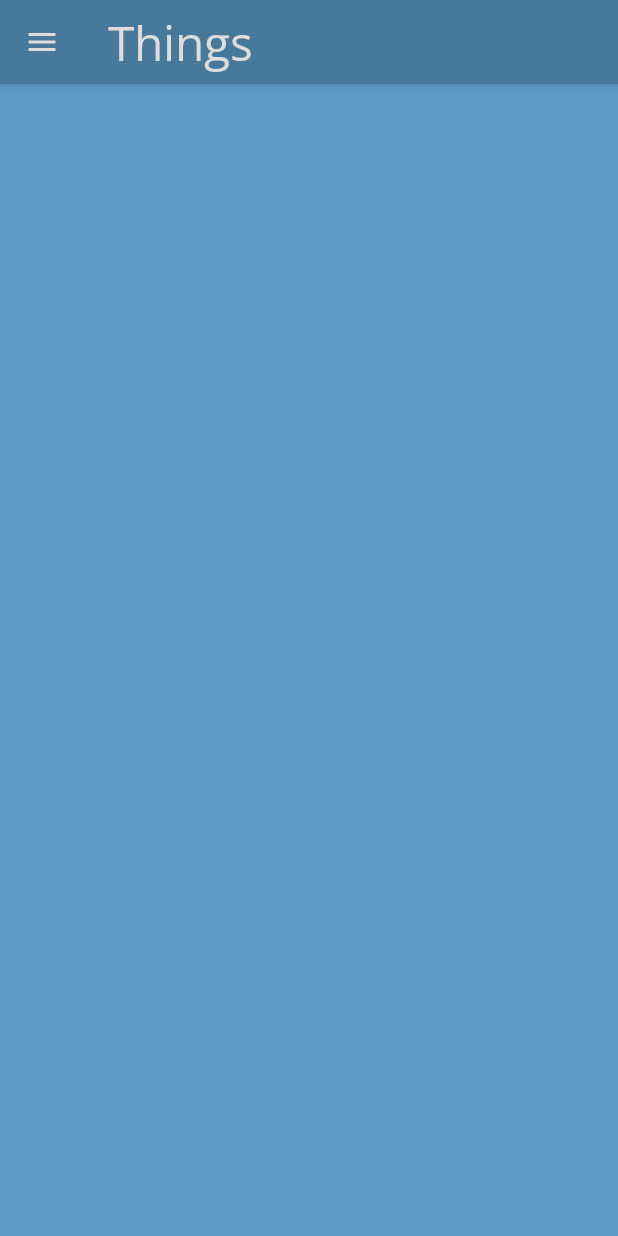
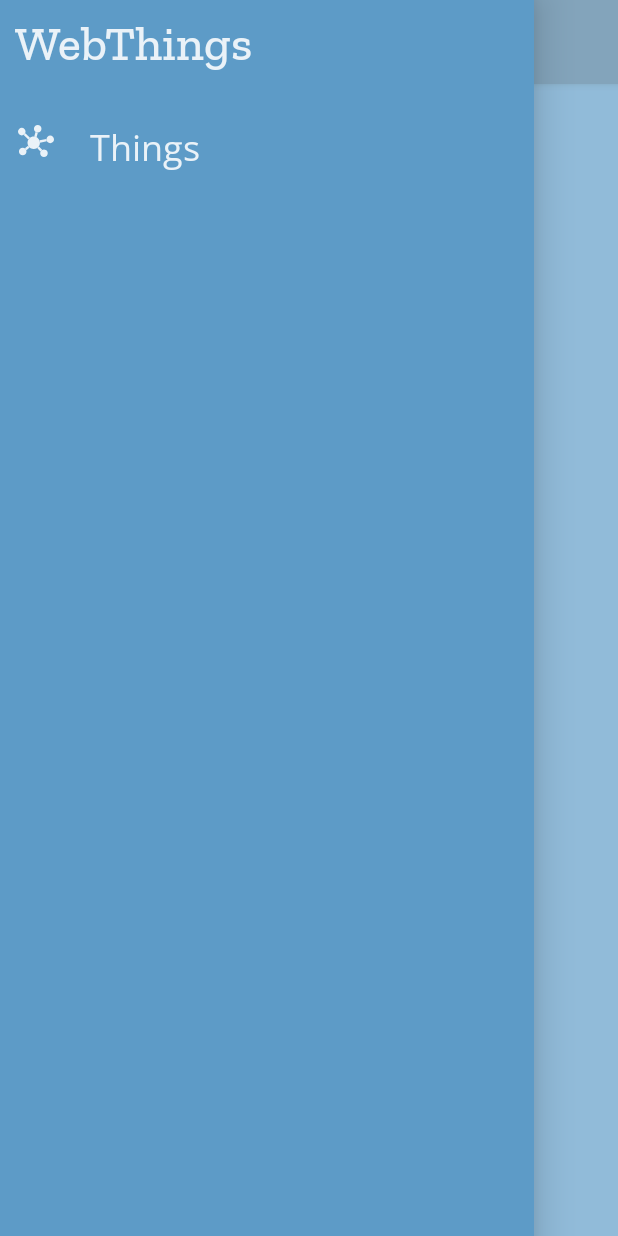
Before and after one commit to WebThingsIO/android-app, an Android app built with Jetpack Compose: the screen it shows after launch (MainActivity), after a tap on "Menu", on a phone screen of 412 x 824 dp. Run offline under Robolectric (Android 15) with nearby library versions, the phone set to English and light mode, and no system bars; our stand-ins replace livedata-compose.

Commit message:
Drawer menu (#60)
Created Drawer menu

```diff
--- a/app/src/main/java/io/webthings/app/AppScaffold.kt
+++ b/app/src/main/java/io/webthings/app/AppScaffold.kt
@@ -10,8 +10,13 @@
 import androidx.lifecycle.viewmodel.compose.viewModel
 import androidx.navigation.compose.rememberNavController
 import androidx.compose.runtime.livedata.observeAsState
+import io.webthings.app.ui.menus.Drawer
+import io.webthings.app.ui.theme.HeaderStyle
+import io.webthings.app.utils.BackPressHandler
+import kotlinx.coroutines.launch
 import io.webthings.app.ui.NavigationHost
-import io.webthings.app.ui.theme.HeaderStyle
+
+
 
 @Composable
 fun AppScaffold(){
@@ -21,22 +26,45 @@
     val scope = rememberCoroutineScope()
     val currentScreen by viewModel.currentScreen.observeAsState()
 
+
+    if (scaffoldState.drawerState.isOpen){
+        BackPressHandler {
+            scope.launch{
+                scaffoldState.drawerState.close()
+            }
+        }
+    }
     val topBar: @Composable () -> Unit= {
         TopAppBar(
             title= { Text(currentScreen!!.title, style = HeaderStyle) },
             navigationIcon = {
-                IconButton(onClick = { /*TODO*/ })
+                IconButton(onClick = {
+                    scope.launch {
+                        scaffoldState.drawerState.open()
+                    }
+                })
                 {
                     Icon(Icons.Filled.Menu, contentDescription = "Menu")
                 }
-
             }
         )
     }
 
     Scaffold(
         topBar = { topBar() },
-        scaffoldState = scaffoldState
+
+        scaffoldState = scaffoldState,
+        drawerContent = {
+            Drawer{ screen ->
+                scope.launch {
+                    scaffoldState.drawerState.close()
+                }
+                navController.navigate(screen){
+                    launchSingleTop = true
+                }
+            }
+        },
+        drawerGesturesEnabled = scaffoldState.drawerState.isOpen,
     ){ _ ->
         NavigationHost(navController, viewModel = viewModel)
     }
--- a/app/src/main/java/io/webthings/app/MainActivity.kt
+++ b/app/src/main/java/io/webthings/app/MainActivity.kt
@@ -8,10 +8,12 @@
 import androidx.compose.material.Surface
 import androidx.compose.material.Text
 import androidx.compose.runtime.Composable
+import androidx.compose.runtime.CompositionLocalProvider
 import androidx.compose.ui.Modifier
 import androidx.compose.ui.tooling.preview.Devices
 import androidx.compose.ui.tooling.preview.Preview
 import io.webthings.app.ui.theme.WebthingsTheme
+import io.webthings.app.utils.LocalBackPressedDispatcher
 
 const val DEVICES_PREVIEW = Devices.PIXEL_4_XL
 
@@ -20,8 +22,10 @@
         super.onCreate(savedInstanceState)
         setContent {
             WebthingsTheme {
-                AppScaffold()
-
+                CompositionLocalProvider(
+                    LocalBackPressedDispatcher provides this.onBackPressedDispatcher) {
+                    AppScaffold()
+                }
             }
         }
     }
--- a/app/src/main/java/io/webthings/app/ui/NavRoutes.kt
+++ b/app/src/main/java/io/webthings/app/ui/NavRoutes.kt
@@ -1,16 +1,21 @@
 package io.webthings.app.ui
 
-import androidx.compose.material.icons.Icons
-import androidx.compose.material.icons.filled.Face
 import androidx.compose.ui.graphics.vector.ImageVector
+import androidx.compose.ui.res.painterResource
+import io.webthings.app.R
 
 sealed class NavRoutes(val route: String, val title: String){
     sealed class DrawerItems(
         route: String,
         title: String,
-        val icon: ImageVector): NavRoutes(route, title){
+        val icon: Int
+    ): NavRoutes(route, title){
             object ThingsScreen: DrawerItems("Things",
             "Things",
-                Icons.Default.Face)
+                R.drawable.things_icon)
         }
 }
+
+val drawerMenuItems = listOf(
+    NavRoutes.DrawerItems.ThingsScreen
+)
--- /dev/null
+++ b/app/src/main/java/io/webthings/app/ui/menus/Drawer.kt
@@ -0,0 +1,74 @@
+package io.webthings.app.ui.menus
+
+import androidx.compose.foundation.background
+import androidx.compose.foundation.clickable
+import androidx.compose.foundation.interaction.MutableInteractionSource
+import androidx.compose.foundation.layout.*
+import androidx.compose.material.Icon
+import androidx.compose.material.Surface
+import androidx.compose.material.Text
+import androidx.compose.material.ripple.rememberRipple
+import androidx.compose.runtime.Composable
+import androidx.compose.runtime.remember
+import androidx.compose.ui.Alignment
+import androidx.compose.ui.Modifier
+import androidx.compose.ui.graphics.vector.ImageVector
+import androidx.compose.ui.res.painterResource
+import androidx.compose.ui.res.stringResource
+import androidx.compose.ui.res.vectorResource
+import androidx.compose.ui.unit.dp
+import androidx.core.content.ContextCompat
+import io.webthings.app.R
+import io.webthings.app.ui.drawerMenuItems
+import io.webthings.app.ui.theme.*
+
+@Composable
+fun Drawer(
+    modifier: Modifier = Modifier,
+    onDestinationClicked: (route: String) -> Unit){
+    Column(
+        modifier
+            .fillMaxSize()
+            .padding(top = 10.dp)){
+        Text(stringResource(R.string.app_name),
+        style = WebThingsStyle,
+        modifier = Modifier
+            .padding(bottom = 10.dp, start = 10.dp))
+
+        Surface(modifier = Modifier
+            .background(color = LightBlue)
+            .fillMaxSize()){
+                  Column(){
+                      drawerMenuItems.forEach { screen ->
+                          lateinit var icon: ImageVector
+                          if (screen.icon is Int){
+                              icon = ImageVector.vectorResource(id = screen.icon)
+                          }else{
+                              icon = screen.icon as ImageVector
+                          }
+                          Spacer(Modifier.height(24.dp))
+                          Row(modifier = Modifier
+                              .fillMaxWidth()
+                              .clickable(
+                                  interactionSource = remember { MutableInteractionSource() },
+                                  indication = rememberRipple(color = DarkBlue),
+                              ) {
+                                  onDestinationClicked(
+                                      screen.route
+                                  )
+                              }){
+                              Icon(imageVector = icon,
+                              contentDescription = "",
+                              modifier = Modifier
+                                  .padding(start = 12.dp)
+                                  .size(24.dp))
+                              Text( text = screen.title,
+                              style = MenuItemStyle,
+                              modifier = Modifier
+                                  .padding(start = 24.dp))
+                          }
+                      }
+                  }
+        }
+    }
+}
--- a/app/src/main/java/io/webthings/app/ui/theme/Type.kt
+++ b/app/src/main/java/io/webthings/app/ui/theme/Type.kt
@@ -48,3 +48,9 @@
     fontWeight = FontWeight.Normal,
     fontSize = 24.sp
 )
+
+val WebThingsStyle = TextStyle(
+    fontFamily = WebthingsFont(),
+    fontWeight = FontWeight.Normal,
+    fontSize = 32.sp
+)
--- /dev/null
+++ b/app/src/main/java/io/webthings/app/utils/BackPressHandler.kt
@@ -0,0 +1,31 @@
+package io.webthings.app.utils
+
+import androidx.activity.OnBackPressedCallback
+import androidx.activity.OnBackPressedDispatcher
+import androidx.compose.runtime.*
+
+@Composable
+fun BackPressHandler(onBackPressed: () -> Unit){
+    val currentOnBackPressed by rememberUpdatedState(onBackPressed)
+
+    val backCallback = remember {
+        object : OnBackPressedCallback(true){
+            override fun handleOnBackPressed(){
+                currentOnBackPressed()
+            }
+        }
+    }
+
+    val backDispatcher = LocalBackPressedDispatcher.current
+
+    DisposableEffect(backDispatcher){
+        backDispatcher.addCallback(backCallback)
+        onDispose{
+            backCallback.remove()
+        }
+    }
+}
+
+val LocalBackPressedDispatcher = staticCompositionLocalOf<OnBackPressedDispatcher> {
+    error("No Back Dispatcher provided")
+}
--- /dev/null
+++ b/app/src/main/java/io/webthings/app/utils/NavigationHost.kt
@@ -0,0 +1,21 @@
+package io.webthings.app.utils
+
+import androidx.compose.runtime.Composable
+import androidx.navigation.NavController
+import androidx.navigation.NavHostController
+import androidx.navigation.compose.NavHost
+import androidx.navigation.compose.composable
+import io.webthings.app.ui.NavRoutes
+
+
+@Composable
+fun NavigationHost(
+    navController: NavController,
+    viewModel: MainViewModel){
+    NavHost(
+        navController = navController as NavHostController,
+        startDestination = NavRoutes.DrawerItems.ThingsScreen.route){
+        composable(NavRoutes.DrawerItems.ThingsScreen.route){ /* TODO */}
+    }
+
+}
--- /dev/null
+++ b/app/src/main/res/drawable/things_icon.xml
@@ -0,0 +1,74 @@
+<vector xmlns:android="http://schemas.android.com/apk/res/android"
+    android:width="8.466666dp"
+    android:height="7.5299335dp"
+    android:viewportWidth="8.466666"
+    android:viewportHeight="7.5299335">
+  <path
+      android:pathData="m5.16362,4.18883a1.46567,1.46567 0,0 1,-1.46567 1.46569,1.46567 1.46567,0 0,1 -1.46567,-1.46569 1.46567,1.46567 0,0 1,1.46567 -1.46566,1.46567 1.46567,0 0,1 1.46567,1.46566z"
+      android:strokeLineJoin="round"
+      android:strokeWidth="2.53639"
+      android:fillColor="#ffffff"
+      android:strokeColor="#00000000"
+      android:fillType="nonZero"
+      android:strokeLineCap="butt"/>
+  <path
+      android:pathData="m5.52209,0.88723a0.88723,0.88723 0,0 1,-0.88723 0.88723,0.88723 0.88723,0 0,1 -0.88723,-0.88723 0.88723,0.88723 0,0 1,0.88723 -0.88723,0.88723 0.88723,0 0,1 0.88723,0.88723z"
+      android:strokeLineJoin="round"
+      android:strokeWidth="2.53639"
+      android:fillColor="#ffffff"
+      android:strokeColor="#00000000"
+      android:fillType="nonZero"
+      android:strokeLineCap="butt"/>
+  <path
+      android:pathData="m8.46666,3.3858a0.88723,0.88723 0,0 1,-0.88723 0.88723,0.88723 0.88723,0 0,1 -0.88723,-0.88723 0.88723,0.88723 0,0 1,0.88723 -0.88723,0.88723 0.88723,0 0,1 0.88723,0.88723z"
+      android:strokeLineJoin="round"
+      android:strokeWidth="2.53639"
+      android:fillColor="#ffffff"
+      android:strokeColor="#00000000"
+      android:fillType="nonZero"
+      android:strokeLineCap="butt"/>
+  <path
+      android:pathData="m6.99438,6.64271a0.88723,0.88723 0,0 1,-0.88723 0.88723,0.88723 0.88723,0 0,1 -0.88723,-0.88723 0.88723,0.88723 0,0 1,0.88723 -0.88725,0.88723 0.88723,0 0,1 0.88723,0.88725z"
+      android:strokeLineJoin="round"
+      android:strokeWidth="2.53639"
+      android:fillColor="#ffffff"
+      android:strokeColor="#00000000"
+      android:fillType="nonZero"
+      android:strokeLineCap="butt"/>
+  <path
+      android:pathData="m1.99752,6.24118a0.88723,0.88723 0,0 1,-0.88723 0.88723,0.88723 0.88723,0 0,1 -0.88723,-0.88723 0.88723,0.88723 0,0 1,0.88723 -0.88723,0.88723 0.88723,0 0,1 0.88723,0.88723z"
+      android:strokeLineJoin="round"
+      android:strokeWidth="2.53639"
+      android:fillColor="#ffffff"
+      android:strokeColor="#00000000"
+      android:fillType="nonZero"
+      android:strokeLineCap="butt"/>
+  <path
+      android:pathData="m1.77446,1.5567a0.88723,0.88723 0,0 1,-0.88723 0.88723,0.88723 0.88723,0 0,1 -0.88723,-0.88723 0.88723,0.88723 0,0 1,0.88723 -0.88723,0.88723 0.88723,0 0,1 0.88723,0.88723z"
+      android:strokeLineJoin="round"
+      android:strokeWidth="2.53639"
+      android:fillColor="#ffffff"
+      android:strokeColor="#00000000"
+      android:fillType="nonZero"
+      android:strokeLineCap="butt"/>
+  <path
+      android:pathData="m1.72756,1.95691 l-0.38477,0.41211 1.0918,1.02344 0.38672,-0.41211z"
+      android:fillColor="#ffffff"
+      android:fillType="evenOdd"/>
+  <path
+      android:pathData="m6.65334,3.28894 l-1.57813,0.32617 0.11524,0.55273 1.57813,-0.32617z"
+      android:fillColor="#ffffff"
+      android:fillType="evenOdd"/>
+  <path
+      android:pathData="m4.92678,5.03699 l-0.4043,0.39453 0.76172,0.77539 0.40234,-0.39453z"
+      android:fillColor="#ffffff"
+      android:fillType="evenOdd"/>
+  <path
+      android:pathData="m2.37404,4.87879 l-0.74414,0.58984 0.35156,0.44141 0.74414,-0.58984z"
+      android:fillColor="#ffffff"
+      android:fillType="evenOdd"/>
+  <path
+      android:pathData="m4.12209,1.66394 l-0.29492,1.03711 0.54297,0.1543 0.29492,-1.03711z"
+      android:fillColor="#ffffff"
+      android:fillType="evenOdd"/>
+</vector>
--- a/app/src/main/res/values/strings.xml
+++ b/app/src/main/res/values/strings.xml
@@ -1,3 +1,3 @@
 <resources>
-    <string name="app_name">Webthings</string>
+    <string name="app_name">WebThings</string>
 </resources>
```
